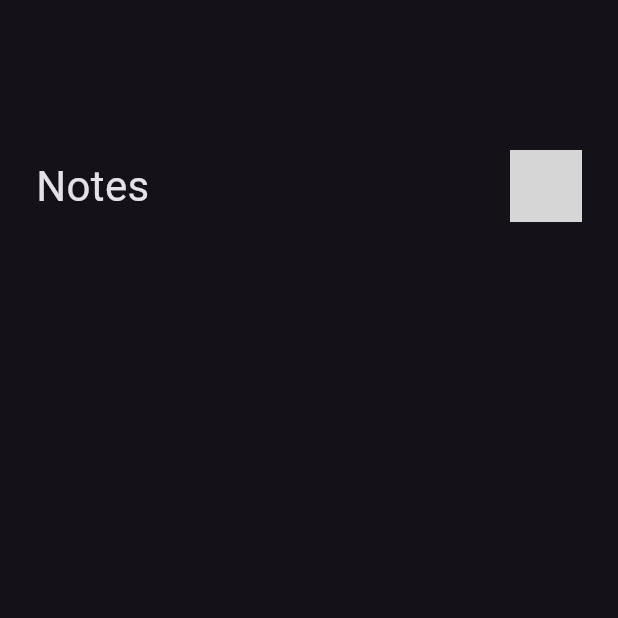
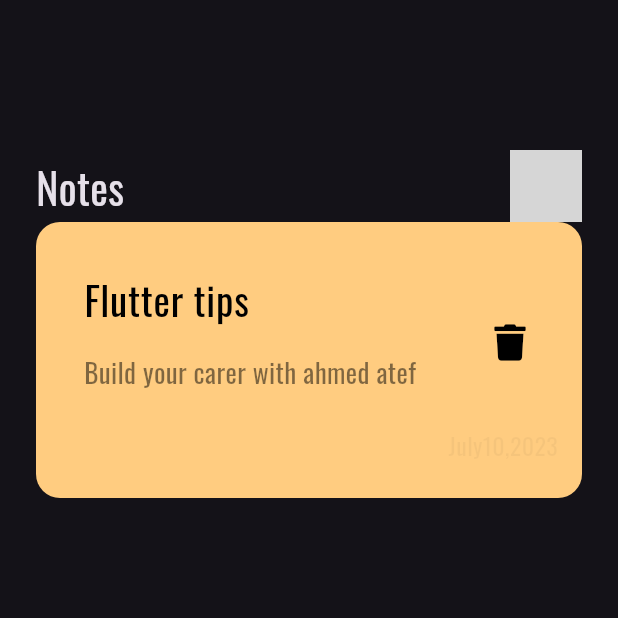
Before and after one commit to AhmedAtef202/Note, a Flutter app: the screen it shows after launch, on a phone screen of 412 x 824 dp, the top half of it. Run offline on Flutter 3.47's test engine with Material 3 defaults, Android fonts, the phone set to English and light mode, and no system bars; our stand-ins replace font_awesome_flutter; statements that could not run were skipped; grey boxes are pictures that could not be loaded.

Commit message:
create custom note item

```diff
--- a/lib/main.dart
+++ b/lib/main.dart
@@ -1,5 +1,6 @@
 import 'package:flutter/material.dart';
 import 'package:untitled/views/notes_views.dart';
+import 'package:font_awesome_flutter/font_awesome_flutter.dart';
 
 void main() {
   runApp(const NotesApp());
@@ -11,9 +12,7 @@ class NotesApp extends StatelessWidget {
   @override
   Widget build(BuildContext context) {
     return MaterialApp(
-      theme: ThemeData(
-        brightness: Brightness.dark,
-      ),
+      theme: ThemeData(brightness: Brightness.dark, fontFamily: 'Oswald'),
       home: const NotesViews(),
     );
   }
--- /dev/null
+++ b/lib/views/widgets/custom_note_item.dart
@@ -0,0 +1,56 @@
+import 'package:flutter/material.dart';
+import 'package:font_awesome_flutter/font_awesome_flutter.dart';
+
+class Noteitem extends StatelessWidget {
+  const Noteitem({super.key});
+
+  @override
+  Widget build(BuildContext context) {
+    return Container(
+      padding: const EdgeInsets.only(top: 24, bottom: 24, left: 16),
+      decoration: BoxDecoration(
+        color: const Color(0xffFFCC80),
+        borderRadius: BorderRadius.circular(16),
+      ),
+      child: Column(
+        crossAxisAlignment: CrossAxisAlignment.end,
+        children: [
+          ListTile(
+            title: Text(
+              'Flutter tips',
+              style: TextStyle(
+                color: Colors.black,
+                fontSize: 26,
+              ),
+            ),
+            subtitle: Padding(
+              padding: const EdgeInsets.only(top: 16, bottom: 16),
+              child: Text(
+                'Build your carer with ahmed atef',
+                style: TextStyle(
+                  color: Colors.black.withOpacity(0.5),
+                  fontSize: 18,
+                ),
+              ),
+            ),
+            trailing: IconButton(
+                onPressed: () {},
+                icon: Icon(
+                  FontAwesomeIcons.trash,
+                  color: Colors.black,
+                  size: 24,
+                )),
+          ),
+          Padding(
+            padding: const EdgeInsets.only(right: 16),
+            child: Text(
+              'July10,2023',
+              style:
+                  TextStyle(color: Colors.black.withOpacity(.04), fontSize: 16),
+            ),
+          ),
+        ],
+      ),
+    );
+  }
+}
--- a/lib/views/widgets/notes_view_body.dart
+++ b/lib/views/widgets/notes_view_body.dart
@@ -1,5 +1,8 @@
 import 'package:flutter/material.dart';
+import 'package:font_awesome_flutter/font_awesome_flutter.dart';
 import 'package:untitled/views/widgets/custom_app_bar.dart';
+
+import 'custom_note_item.dart';
 
 class NotesViewbody extends StatelessWidget {
   const NotesViewbody({super.key});
@@ -14,6 +17,7 @@ class NotesViewbody extends StatelessWidget {
             height: 100,
           ),
           CustomAppBar(),
+          Noteitem(),
         ],
       ),
     );
```
Also changed, not shown: pubspec.yaml (+6 -5 lines), assets/Oswald-VariableFont_wght.ttf (added), fonts/GaMaamli-Regular.ttf (deleted), fonts/Pacifico-Regular.ttf (deleted), images/Apple.png (deleted), images/images.jpg (deleted), images/new-instagram-logo-new-look-designboom-600.jpg (deleted), pubspec.lock.
